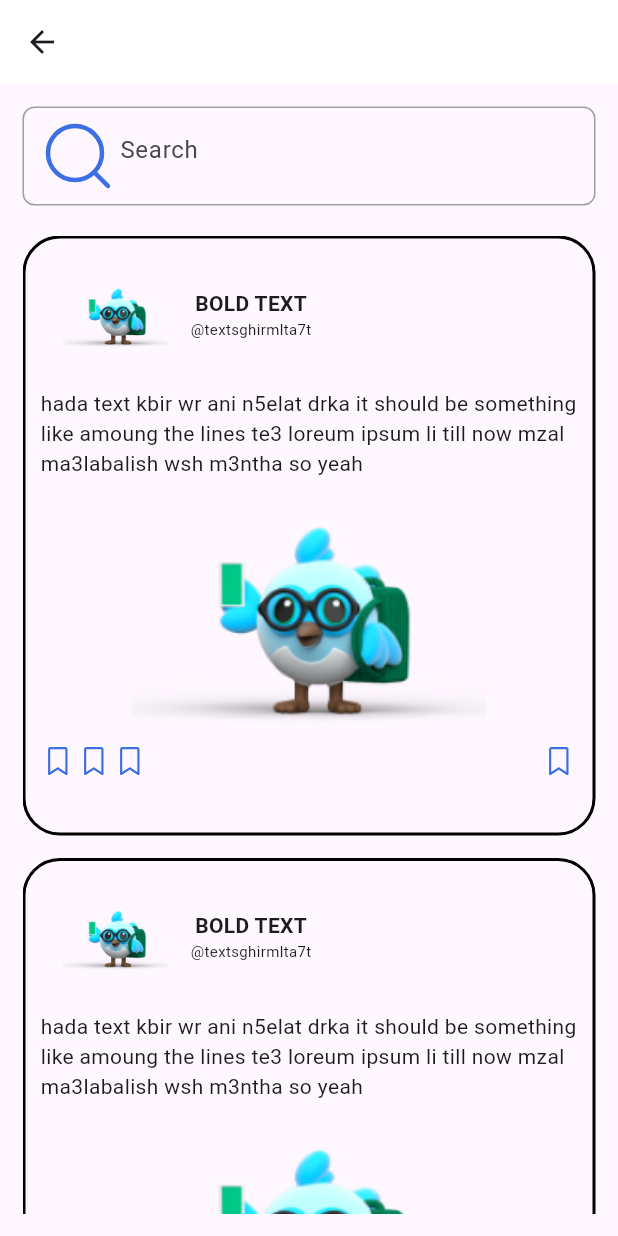
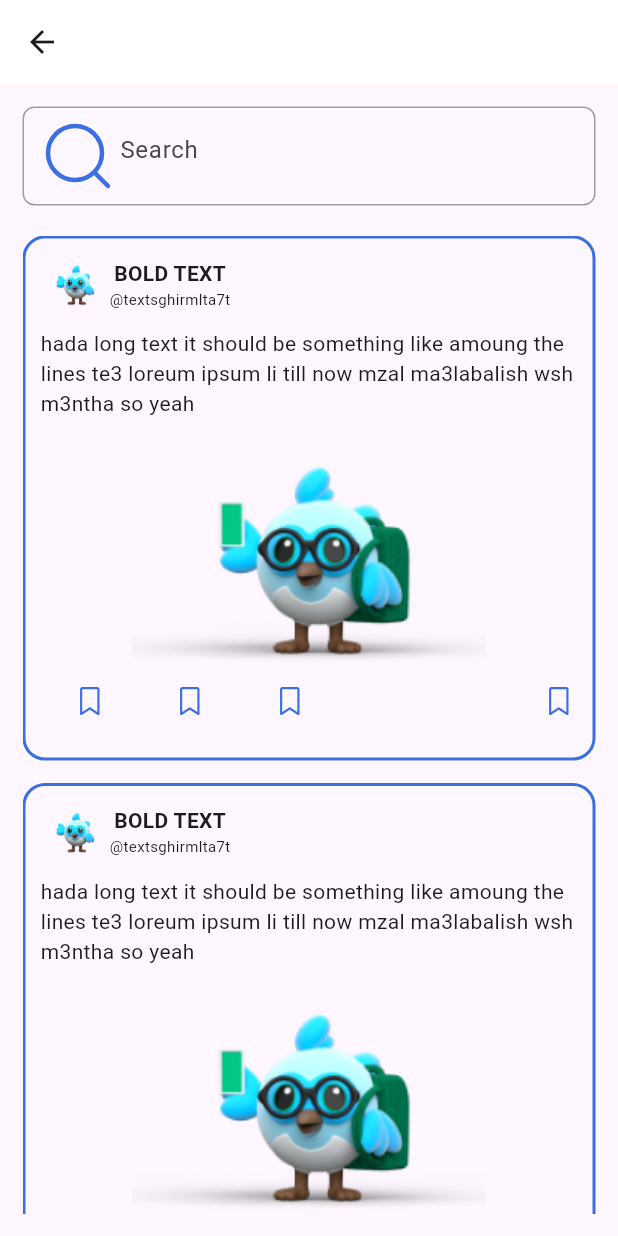
Before and after one commit to Nooorrrr/DashApp, a Flutter app: the SecondScreen screen opened directly, on a phone screen of 412 x 824 dp. Run offline on Flutter 3.47's test engine with Material 3 defaults, Android fonts, the phone set to English and light mode, and no system bars; our stand-ins replace flutter_svg.

Commit message:
done mzali ghir nbdl svg icons brk

```diff
--- a/lib/pages/widget.dart
+++ b/lib/pages/widget.dart
@@ -7,13 +7,12 @@ class MyWidget extends StatelessWidget {
   @override
   Widget build(BuildContext context) {
     return Container(
-      height: 400,
-      width: 450,
+      height: 350,
       margin: const EdgeInsets.only(bottom: 15),
       decoration: BoxDecoration(
-        borderRadius: BorderRadius.circular(25),
+        borderRadius: BorderRadius.circular(15),
         border: Border.all(
-          color: Colors.black, // Change the border color here
+          color: const Color(0xFF3A6FE2), // Change the border color here
           width: 2, // Optional: Change the border width
         ),
       ),
@@ -24,10 +23,13 @@ class MyWidget extends StatelessWidget {
             Row(
               mainAxisAlignment: MainAxisAlignment.start,
               children: [
-                SizedBox(
-                    height: 100,
-                    width: 100,
-                    child: Image.asset("assets/images/smallbird.png")),
+                Padding(
+                  padding: const EdgeInsets.only(right: 8, left: 8),
+                  child: SizedBox(
+                      height: 60,
+                      width: 30,
+                      child: Image.asset("assets/images/bigbird.png")),
+                ),
                 const Column(
                   children: [
                     Text(
@@ -49,14 +51,15 @@ class MyWidget extends StatelessWidget {
               ],
             ),
             const Text(
-                "hada text kbir wr ani n5elat drka it should be something like amoung the lines te3 loreum ipsum li till now mzal ma3labalish wsh m3ntha so yeah "),
+                "hada long text it should be something like amoung the lines te3 loreum ipsum li till now mzal ma3labalish wsh m3ntha so yeah "),
             Image.asset("assets/images/smallbird.png"),
             Row(
               mainAxisAlignment: MainAxisAlignment.spaceBetween,
               children: [
                 SizedBox(
+                  width: 200,
                   child: Row(
-                    mainAxisAlignment: MainAxisAlignment.spaceEvenly,
+                    mainAxisAlignment: MainAxisAlignment.spaceAround,
                     children: [
                       SvgPicture.asset("assets/icons/BookmarkSimple.svg"),
                       SvgPicture.asset("assets/icons/BookmarkSimple.svg"),
```
